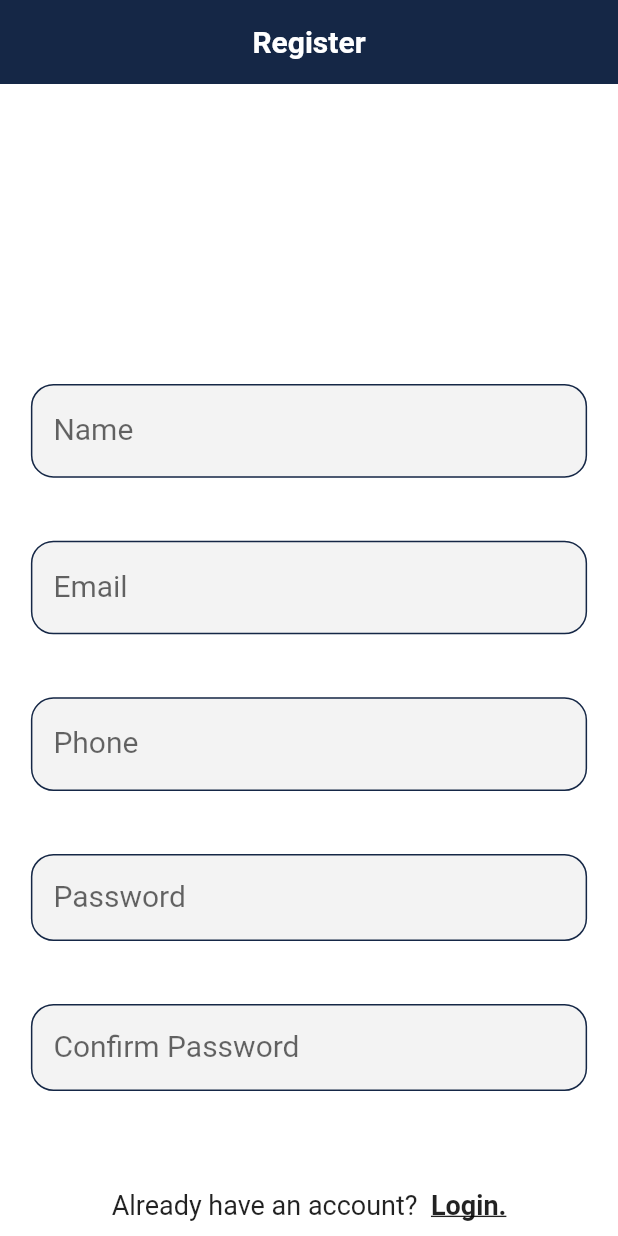
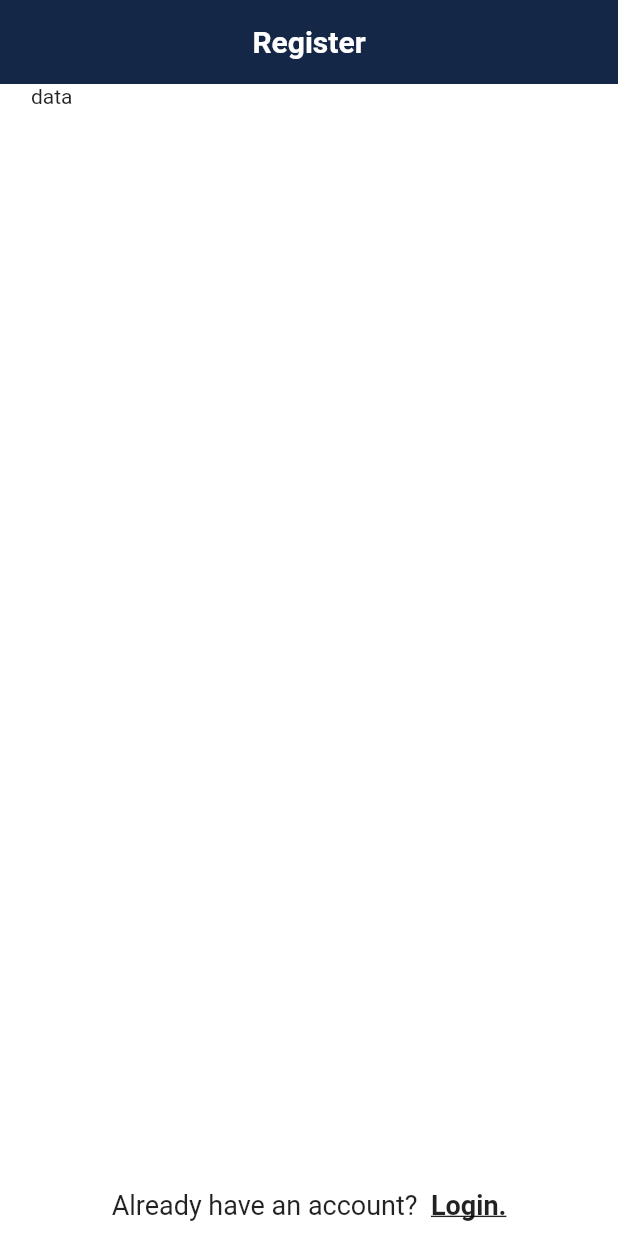
Before and after one commit to SalishKumar/tiffin_wala_customer, a Flutter app: the screen it shows after launch, after a tap on "Register.", on a phone screen of 412 x 824 dp. Run offline on Flutter 3.47's test engine with Material 2 defaults, Android fonts, the phone set to English and light mode, and no system bars; our stand-ins replace flutter_signin_button, get_it, string_validator.

```diff
--- a/lib/src/app.dart
+++ b/lib/src/app.dart
@@ -9,8 +9,8 @@ class MyApp extends StatelessWidget {
 
   @override
   Widget build(BuildContext context) {
-    return AppProvider(
-        child: MaterialApp(
+    return const AppProvider(
+        child:  MaterialApp(
           onGenerateRoute: generateRoute,
           home: Login()
           ),
--- a/lib/src/app_provider.dart
+++ b/lib/src/app_provider.dart
@@ -1,7 +1,7 @@
 
 import 'package:flutter/material.dart';
 import 'package:provider/provider.dart';
-import 'package:tiffin_wala_customer/src/constants/custom_widgets.dart';
+import 'package:tiffin_wala_customer/src/constants/my_custom_textfield.dart';
 import 'package:tiffin_wala_customer/src/view_model/login_view_model.dart';
 import 'package:tiffin_wala_customer/src/view_model/login_view_model.dart';
 import 'package:tiffin_wala_customer/src/view_model/register_view_model.dart';
--- a/lib/src/constants/custom_widgets.dart
+++ /dev/null
@@ -1,67 +0,0 @@
-import 'package:flutter/material.dart';
-import 'color.dart' as color;
-
-class CustomWidgets {
-  Widget textField(Function(String) onChanged, TextInputType textInputType,
-      bool obsecure, int maxLines, String hint, String error,
-      {prefix, suffix, onPressed}) {
-    return TextField(
-      onChanged: (val) {
-        print(val);
-        onChanged(val);
-      },
-      keyboardType: textInputType,
-      obscureText: obsecure ? true : false,
-      maxLines: maxLines,
-      style: TextStyle(fontSize: 20, color: Colors.black),
-      decoration: InputDecoration(
-        prefix: Container(
-                margin: EdgeInsets.only(right: 5, top: 10),
-                child: Icon(
-                  prefix,
-                  color: color.orange,
-                ),
-              ),
-        suffix: Container(
-                margin: EdgeInsets.only(left: 5, top: 10),
-                child: IconButton(
-                  icon: Icon(suffix),
-                  color: color.orange,
-                  onPressed: () {
-                    onPressed;
-                    obsecure = !obsecure;
-                    print(obsecure);
-                  },
-
-                ),
-              ),
-        contentPadding: EdgeInsets.symmetric(horizontal: 15),
-        filled: true,
-        fillColor: color.textFieldFillColor,
-        enabledBorder: OutlineInputBorder(
-          borderSide: BorderSide(color: color.purple, width: 1.0),
-          borderRadius: BorderRadius.circular(15.0),
-        ),
-        focusedBorder: OutlineInputBorder(
-          borderSide: BorderSide(color: color.orange, width: 1.0),
-          borderRadius: BorderRadius.circular(15.0),
-        ),
-        errorBorder: OutlineInputBorder(
-          borderSide: error == ''
-              ? BorderSide(color: color.purple, width: 1.0)
-              : BorderSide(color: Colors.red, width: 1.0),
-          borderRadius: BorderRadius.circular(15.0),
-        ),
-        focusedErrorBorder: OutlineInputBorder(
-          borderSide: error == ''
-              ? BorderSide(color: color.orange, width: 1.0)
-              : BorderSide(color: Colors.red, width: 2.0),
-          borderRadius: BorderRadius.circular(15.0),
-        ),
-        hintText: hint,
-        errorText: error,
-        labelText: hint,
-      ),
-    );
-  }
-}
--- /dev/null
+++ b/lib/src/constants/my_custom_textfield.dart
@@ -0,0 +1,90 @@
+
+import 'package:flutter/material.dart';
+import 'color.dart' as color;
+
+
+
+class MyCustomTextfield extends StatelessWidget {
+   MyCustomTextfield({
+    Key? key,
+    required this.textInputType,
+     required this.onPressed,
+      this.obscureText = false,
+     this.prefix,
+     this.suffix,
+     required this.hintText,
+     required this.error,
+     required this.controller,
+     required this.onValidation,
+
+   }) : super(key: key);
+
+  late TextInputType textInputType;
+  late Function onPressed;
+    Function onValidation= (){};
+
+   bool obscureText = false;
+  IconData? prefix;
+   IconData? suffix;
+    String error,hintText;
+    TextEditingController controller;
+
+
+  @override
+  Widget build(BuildContext context) {
+    return TextField(
+
+      keyboardType: textInputType,
+      controller: controller,
+      obscureText: obscureText,
+      // maxLines: maxLines,
+      onChanged: (V){
+        onValidation();
+      },
+      decoration: InputDecoration(
+
+        prefixIcon:  Icon(
+          prefix,
+          color: color.orange,
+        ),
+        suffixIcon: GestureDetector(
+          onTap: (){
+            onPressed();
+          },
+          child: Icon(
+            suffix,
+            color: color.orange,
+          ),
+        ),
+        // contentPadding: EdgeInsets.symmetric(horizontal: 15),
+
+
+        // filled: true,
+        // fillColor: color.textFieldFillColor,
+        enabledBorder: OutlineInputBorder(
+          borderSide: BorderSide(color: color.purple, width: 1.0),
+          borderRadius: BorderRadius.circular(15.0),
+        ),
+        focusedBorder: OutlineInputBorder(
+          borderSide: BorderSide(color: color.orange, width: 1.0),
+          borderRadius: BorderRadius.circular(15.0),
+        ),
+        errorBorder: OutlineInputBorder(
+          borderSide: error == ''
+              ? BorderSide(color: color.purple, width: 1.0)
+              : BorderSide(color: Colors.red, width: 1.0),
+          borderRadius: BorderRadius.circular(15.0),
+        ),
+        focusedErrorBorder: OutlineInputBorder(
+          borderSide: error == ''
+              ? BorderSide(color: color.orange, width: 1.0)
+              : BorderSide(color: Colors.red, width: 2.0),
+          borderRadius: BorderRadius.circular(15.0),
+        ),
+        hintText: hintText,
+        errorText: error,
+        labelText: hintText,
+      ),
+    );
+  }
+}
--- a/lib/src/locator.dart
+++ b/lib/src/locator.dart
@@ -1,5 +1,5 @@
 import 'package:get_it/get_it.dart';
-import 'package:tiffin_wala_customer/src/constants/custom_widgets.dart';
+import 'package:tiffin_wala_customer/src/constants/my_custom_textfield.dart';
 import 'package:tiffin_wala_customer/src/view_model/login_view_model.dart';
 import 'package:tiffin_wala_customer/src/view_model/login_view_model.dart';
 
@@ -7,5 +7,5 @@ GetIt locator = GetIt.instance;
 
 void setupLocator() {
   //locator.registerLazySingleton(() => LoginViewModel());
-  locator.registerLazySingleton(() => CustomWidgets());
+  // locator.registerLazySingleton(() => CustomWidgets());
 }
--- a/lib/src/view_model/login_view_model.dart
+++ b/lib/src/view_model/login_view_model.dart
@@ -3,54 +3,55 @@ import 'package:string_validator/string_validator.dart';
 
 
 class LoginViewModel extends ChangeNotifier {
-  TextEditingController email = TextEditingController();
+  TextEditingController emailCon = TextEditingController();
   String emailError = '';
-  TextEditingController pass = TextEditingController();
+  TextEditingController passCon = TextEditingController();
   String passError = '';
   IconData suffix = Icons.visibility_off;
   bool obsecure = true;
 
-  inputEmail(String val){
-    print(val + '*');
-    bool isValid = isEmail(val);
+  inputEmail(){
+    bool isValid = isEmail(emailCon.text.trim());
     if(isValid){
-      email.text = val;
+
       emailError = '';
     } else {
-      if(val.isNotEmpty){
-        email.text = '';
+      if(emailCon.text.trim().isNotEmpty){
+        // emailCon.clear();
+
         emailError = 'Email Format is not correct';
       } else{
         emailError = 'Enter email.';
       }
 
     }
+    notifyListeners();
   }
 
-  inputPass(String val){
-    print(val + '*');
-    bool isValid = isAlphanumeric(val);
-    if(isValid){
-      if(val.length>5){
-        pass.text = val;
-        passError = '';
-      } else {
-        passError = 'Password is too short.';
-      }
-
-    } else {
-      if(val.isNotEmpty){
-        email.text = '';
-        emailError = 'Password Format is not correct.';
-      } else{
-        emailError = 'Password email.';
-      }
-
-    }
-  }
+  // inputPass(String val){
+  //   print(val + '*');
+  //   bool isValid = isAlphanumeric(val);
+  //   if(isValid){
+  //     if(val.length>5){
+  //       pass.text = val;
+  //       passError = '';
+  //     } else {
+  //       passError = 'Password is too short.';
+  //     }
+  //
+  //   } else {
+  //     if(val.isNotEmpty){
+  //       email.text = '';
+  //       emailError = 'Password Format is not correct.';
+  //     } else{
+  //       emailError = 'Password email.';
+  //     }
+  //
+  //   }
+  // }
 
   toggleSuffix(){
-    suffix = Icons.visibility;
     obsecure = !obsecure;
+    notifyListeners();
   }
 }
--- a/lib/src/views/login.dart
+++ b/lib/src/views/login.dart
@@ -2,7 +2,7 @@ import 'package:flutter/material.dart';
 import 'package:provider/provider.dart';
 import 'package:tiffin_wala_customer/src/view_model/login_view_model.dart';
 import 'package:tiffin_wala_customer/src/constants/color.dart' as color;
-import 'package:tiffin_wala_customer/src/constants/custom_widgets.dart';
+import 'package:tiffin_wala_customer/src/constants/my_custom_textfield.dart';
 import 'package:flutter_signin_button/flutter_signin_button.dart';
 import 'package:tiffin_wala_customer/src/views/register.dart';
 
@@ -16,7 +16,6 @@ class Login extends StatelessWidget {
     double width = MediaQuery.of(context).size.width;
     LoginViewModel loginViewModel =
         Provider.of<LoginViewModel>(context, listen: false);
-    CustomWidgets customWidgets = CustomWidgets();
     String input = '';
     return Scaffold(
       backgroundColor: color.background,
@@ -40,27 +39,34 @@ class Login extends StatelessWidget {
                   SizedBox(
                     height: 200,
                   ),
-                  customWidgets.textField(
-                      loginViewModel.inputEmail,
-                      TextInputType.emailAddress,
-                      false,
-                      1,
-                      'Email',
-                      loginViewModel.emailError,
-                      prefix: Icons.email),
+                  MyCustomTextfield(
+                    controller:   loginViewModel.emailCon,
+                    textInputType: TextInputType.emailAddress,
+                    onPressed: (){}, hintText: "Email",
+                    error: loginViewModel.emailError,
+                    prefix: Icons.email,
+                    onValidation: (){
+                      loginViewModel.inputEmail();
+                    },
+
+                    ),
+
                   SizedBox(
                     height: 20,
                   ),
-                  customWidgets.textField(
-                      loginViewModel.inputPass,
-                      TextInputType.visiblePassword,
-                      loginViewModel.obsecure,
-                      1,
-                      'Password',
-                      loginViewModel.passError,
-                      prefix: Icons.vpn_key,
-                      suffix: loginViewModel.suffix,
-                      onPressed: loginViewModel.toggleSuffix),
+                  MyCustomTextfield(
+                    onValidation: (){},
+                      controller:   loginViewModel.passCon,
+                      textInputType: TextInputType.visiblePassword,
+                      onPressed: (){
+                        loginViewModel.toggleSuffix();
+                      }, hintText: "Password",
+                      error: loginViewModel.passError,
+                      prefix: Icons.lock,
+                    obscureText: loginViewModel.obsecure,
+                    suffix: Icons.remove_red_eye,
+                  ),
+
                   SizedBox(
                     height: 40,
                   ),
--- a/lib/src/views/register.dart
+++ b/lib/src/views/register.dart
@@ -2,7 +2,7 @@ import 'package:flutter/material.dart';
 import 'package:provider/provider.dart';
 import 'package:tiffin_wala_customer/src/view_model/login_view_model.dart';
 import 'package:tiffin_wala_customer/src/constants/color.dart' as color;
-import 'package:tiffin_wala_customer/src/constants/custom_widgets.dart';
+import 'package:tiffin_wala_customer/src/constants/my_custom_textfield.dart';
 import 'package:flutter_signin_button/flutter_signin_button.dart';
 import 'package:tiffin_wala_customer/src/view_model/register_view_model.dart';
 import 'package:tiffin_wala_customer/src/views/login.dart';
@@ -17,7 +17,6 @@ class Register extends StatelessWidget {
     double width = MediaQuery.of(context).size.width;
     RegisterViewModel registerViewModel =
         Provider.of<RegisterViewModel>(context, listen: false);
-    CustomWidgets customWidgets = CustomWidgets();
     return Scaffold(
       backgroundColor: color.background,
       appBar: AppBar(
@@ -35,119 +34,122 @@ class Register extends StatelessWidget {
           child: Consumer<LoginViewModel>(
               builder: (context, loginViewModel, child) {
             return Container(
-              child: Column(
-                children: [
-                  SizedBox(
-                    height: 200,
-                  ),
-                  customWidgets.textField(
-                      loginViewModel.inputEmail,
-                      TextInputType.name,
-                      false,
-                      1,
-                      'Name',
-                      loginViewModel.emailError,
-                      prefix: Icons.person),
-                  SizedBox(
-                    height: 20,
-                  ),
-                  customWidgets.textField(
-                      loginViewModel.inputEmail,
-                      TextInputType.emailAddress,
-                      false,
-                      1,
-                      'Email',
-                      loginViewModel.emailError,
-                      prefix: Icons.email),
-                  SizedBox(
-                    height: 20,
-                  ),
-                  customWidgets.textField(
-                      loginViewModel.inputEmail,
-                      TextInputType.phone,
-                      false,
-                      1,
-                      'Phone',
-                      loginViewModel.emailError,
-                      prefix: Icons.phone),
-                  SizedBox(
-                    height: 20,
-                  ),
-                  customWidgets.textField(
-                      loginViewModel.inputPass,
-                      TextInputType.visiblePassword,
-                      loginViewModel.obsecure,
-                      1,
-                      'Password',
-                      loginViewModel.passError,
-                      prefix: Icons.vpn_key,
-                      suffix: loginViewModel.suffix,
-                      onPressed: loginViewModel.toggleSuffix),
-                  SizedBox(
-                    height: 20,
-                  ),
-                  customWidgets.textField(
-                      loginViewModel.inputPass,
-                      TextInputType.visiblePassword,
-                      loginViewModel.obsecure,
-                      1,
-                      'Confirm Password',
-                      loginViewModel.passError,
-                      prefix: Icons.vpn_key,
-                      suffix: loginViewModel.suffix,
-                      onPressed: loginViewModel.toggleSuffix),
-                  SizedBox(
-                    height: 40,
-                  ),
-                  InkWell(
-                    onTap: () {},
-                    child: Center(
-                        child: Container(
-                      width: width * 0.33,
-                      padding: EdgeInsets.all(20),
-                      alignment: Alignment.center,
-                      child: Text(
-                        "Register",
-                        style: TextStyle(
-                            fontWeight: FontWeight.bold,
-                            color: Colors.white,
-                            fontSize: 24),
-                      ),
-                      decoration: BoxDecoration(
-                          color: color.purple,
-                          borderRadius: BorderRadius.circular(10),
-                          border: Border.all(color: color.orange, width: 2)),
-                    )),
-                  ),
-                  SizedBox(
-                    height: 20,
-                  ),
-                  Center(
-                    child: Text(
-                      'OR',
-                      style: TextStyle(
-                        fontSize: 24,
-                        fontWeight: FontWeight.bold,
-                      ),
-                    ),
-                  ),
-                  SizedBox(
-                    height: 20,
-                  ),
-                  Container(
-                    alignment: Alignment.center,
-                    child: SignInButton(
-                      Buttons.Google,
-                      shape: RoundedRectangleBorder(
-                        borderRadius: BorderRadius.circular(10),
-                      ),
-                      padding: EdgeInsets.all(10),
-                      text: "Register with Google",
-                      onPressed: () {},
-                    ),
-                  ),
-                ],
-              ),
+              child: Text("data")
+              // Column(
+              //   children: [
+              //     SizedBox(
+              //       height: 200,
+              //     ),
+              //     customWidgets.textField(
+              //         loginViewModel.inputEmail,
+              //         TextInputType.name,
+              //         false,
+              //         1,
+              //         'Name',
+              //         loginViewModel.emailError,
+              //         prefix: Icons.person),
+              //     SizedBox(
+              //       height: 20,
+              //     ),
+              //     customWidgets.textField(
+              //         loginViewModel.inputEmail,
+              //         TextInputType.emailAddress,
+              //         false,
+              //         1,
+              //         'Email',
+              //         loginViewModel.emailError,
+              //         prefix: Icons.email),
+              //     SizedBox(
+              //       height: 20,
+              //     ),
+              //     customWidgets.textField(
+              //         loginViewModel.inputEmail,
+              //         TextInputType.phone,
+              //         false,
+              //         1,
+              //         'Phone',
+              //         loginViewModel.emailError,
+              //         prefix: Icons.phone),
+              //     SizedBox(
+              //       height: 20,
+              //     ),
+              //     customWidgets.textField(
+              //         loginViewModel.inputPass,
+              //         TextInputType.visiblePassword,
+              //         loginViewModel.obsecure,
+              //         1,
+              //         'Password',
+              //         loginViewModel.passError,
+              //         prefix: Icons.vpn_key,
+              //         suffix: loginViewModel.suffix,
+              //         onPressed: loginViewModel.toggleSuffix),
+              //     SizedBox(
+              //       height: 20,
+              //     ),
+              //     customWidgets.textField(
+              //         loginViewModel.inputPass,
+              //         TextInputType.visiblePassword,
+              //         loginViewModel.obsecure,
+              //         1,
+              //         'Confirm Password',
+              //         loginViewModel.passError,
+              //         prefix: Icons.vpn_key,
+              //         suffix: loginViewModel.suffix,
+              //         onPressed: loginViewModel.toggleSuffix),
+              //     SizedBox(
+              //       height: 40,
+              //     ),
+              //     InkWell(
+              //       onTap: () {},
+              //       child: Center(
+              //           child: Container(
+              //         width: width * 0.33,
+              //         padding: EdgeInsets.all(20),
+              //         alignment: Alignment.center,
+              //         child: Text(
+              //           "Register",
+              //           style: TextStyle(
+              //               fontWeight: FontWeight.bold,
+              //               color: Colors.white,
+              //               fontSize: 24),
+              //         ),
+              //         decoration: BoxDecoration(
+              //             color: color.purple,
+              //             borderRadius: BorderRadius.circular(10),
+              //             border: Border.all(color: color.orange, width: 2)),
+              //       )),
+              //     ),
+              //     SizedBox(
+              //       height: 20,
+              //     ),
+              //     Center(
+              //       child: Text(
+              //         'OR',
+              //         style: TextStyle(
+              //           fontSize: 24,
+              //           fontWeight: FontWeight.bold,
+              //         ),
+              //       ),
+              //     ),
+              //     SizedBox(
+              //       height: 20,
+              //     ),
+              //     Container(
+              //       alignment: Alignment.center,
+              //       child: SignInButton(
+              //         Buttons.Google,
+              //         shape: RoundedRectangleBorder(
+              //           borderRadius: BorderRadius.circular(10),
+              //         ),
+              //         padding: EdgeInsets.all(10),
+              //         text: "Register with Google",
+              //         onPressed: () {},
+              //       ),
+              //     ),
+              //   ],
+              // ),
+
+
             );
           }),
         ),
--- a/lib/src/views/second.dart
+++ /dev/null
@@ -1,14 +0,0 @@
-import 'package:flutter/material.dart';
-
-
-class Second extends StatelessWidget {
-  const Second({Key? key}) : super(key: key);
-  static const routeName = '/second';
-
-  @override
-  Widget build(BuildContext context) {
-    return Scaffold(
-      appBar: AppBar(title:Text("data"),),
-    );
-  }
-}
```
